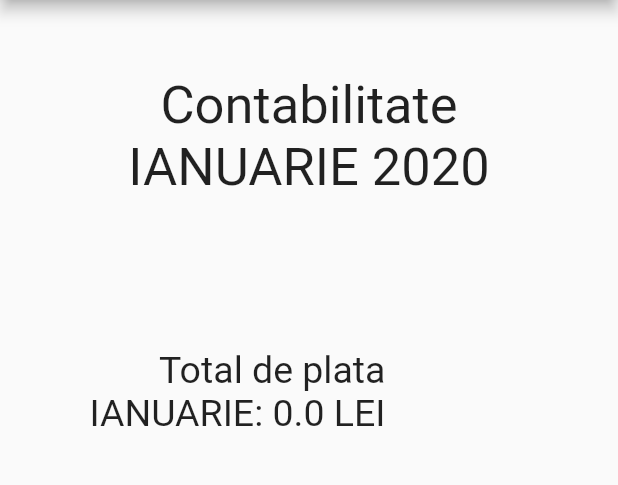
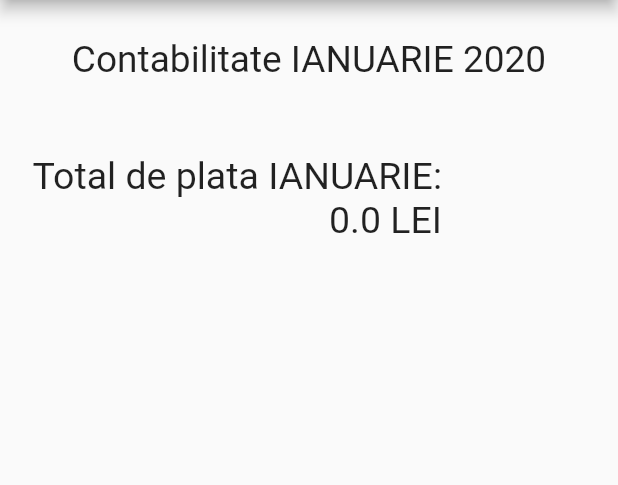
Before and after one commit to Agilefreaks/pasaj-statistics-web, a Flutter app: the screen it shows after launch, on a phone screen of 412 x 824 dp, the part 84-569 px from its top. Run offline on Flutter 3.47's test engine with Material 2 defaults, Android fonts, the phone set to English and light mode, and no system bars; our stand-ins replace month_picker_dialog; network calls fail.

Commit message:
Resize text sizes based on screen size

```diff
--- a/lib/main.dart
+++ b/lib/main.dart
@@ -1,6 +1,7 @@
 import 'package:flutter/material.dart';
 import 'package:pasaj_statistics/statistics/monthlyStatisticsPage.dart';
 import 'package:flutter_localizations/flutter_localizations.dart';
+import 'package:pasaj_statistics/utils/sizeConfig.dart';
 
 void main() => runApp(PasajStatistics());
 
--- a/lib/statistics/monthlyStatisticsPage.dart
+++ b/lib/statistics/monthlyStatisticsPage.dart
@@ -5,6 +5,7 @@ import 'package:intl/intl.dart';
 import 'package:pasaj_statistics/models/dailyOrders.dart';
 import 'package:pasaj_statistics/statistics/dailyStatisticsWidget.dart';
 import 'package:pasaj_statistics/statistics/monthlyStatisticsApiProvider.dart';
+import 'package:pasaj_statistics/utils/sizeConfig.dart';
 
 class MonthlyStatisticsPage extends StatefulWidget {
   @override
@@ -46,6 +47,8 @@ class _MonthlyStatisticsPageState extends State<MonthlyStatisticsPage> {
 
   @override
   Widget build(BuildContext context) {
+    SizeConfig().init(context);
+
     return Scaffold(
       appBar: AppBar(
         title: Text("Statistica lunara"),
@@ -79,8 +82,9 @@ class _MonthlyStatisticsPageState extends State<MonthlyStatisticsPage> {
           )
         ],
       ),
-      body: Container(
-        padding: EdgeInsets.all(50.0),
+      body:SingleChildScrollView(
+        child: Container(
+          padding: EdgeInsets.symmetric(horizontal: SizeConfig.blockSizeHorizontal * 3, vertical: SizeConfig.blockSizeVertical* 3),
           child: Column(
             children: <Widget>[
               Row(
@@ -88,7 +92,7 @@ class _MonthlyStatisticsPageState extends State<MonthlyStatisticsPage> {
                   Expanded(
                     child: Text(
                       "Contabilitate ${monthAndYearFormat.format(selectedDate).toString().toUpperCase()}",
-                    style: TextStyle(fontSize: 35),
+                      style: TextStyle(fontSize: SizeConfig.blockSizeVertical *3),
                       textAlign: TextAlign.center,
                       overflow: TextOverflow.fade,
                     ),
@@ -96,7 +100,7 @@ class _MonthlyStatisticsPageState extends State<MonthlyStatisticsPage> {
                 ],
               ),
               Padding(
-              padding: const EdgeInsets.all(50.0),
+                padding: EdgeInsets.symmetric(vertical: SizeConfig.blockSizeVertical* 3, horizontal: 20),
                 child: Row(
                   children: <Widget>[
                     Expanded(
@@ -130,6 +134,7 @@ class _MonthlyStatisticsPageState extends State<MonthlyStatisticsPage> {
             ],
           ),
         ),
+      ),
     );
   }
 }
--- /dev/null
+++ b/lib/utils/sizeConfig.dart
@@ -0,0 +1,17 @@
+import 'package:flutter/material.dart';
+
+class SizeConfig {
+  static MediaQueryData _mediaQueryData;
+  static double screenWidth;
+  static double screenHeight;
+  static double blockSizeHorizontal;
+  static double blockSizeVertical;
+
+  void init(BuildContext context){
+    _mediaQueryData = MediaQuery.of(context);
+    screenWidth = _mediaQueryData.size.width;
+    screenHeight = _mediaQueryData.size.height;
+    blockSizeHorizontal = screenWidth/100;
+    blockSizeVertical = screenHeight/100;
+  }
+}
```
Also changed, not shown: lib/statistics/dailyStatisticsWidget.dart (+6 -5 lines). Lines whose indentation alone changed are shown as unchanged.
